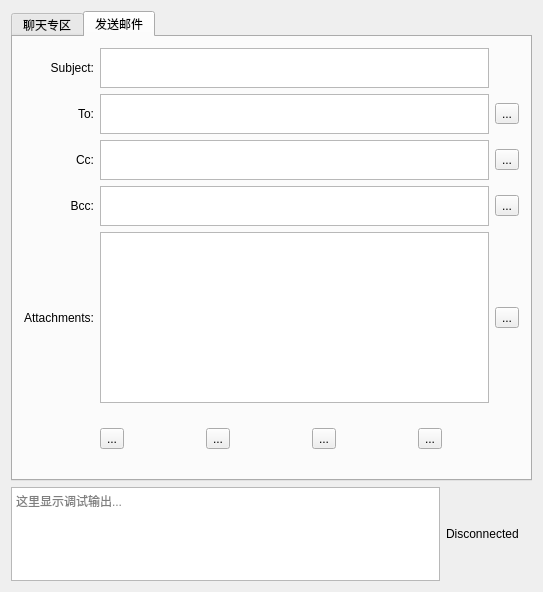
The window that t1wrenchmainwindow.ui (baohaojun/system-config) describes before a commit, drawn with Qt 5.
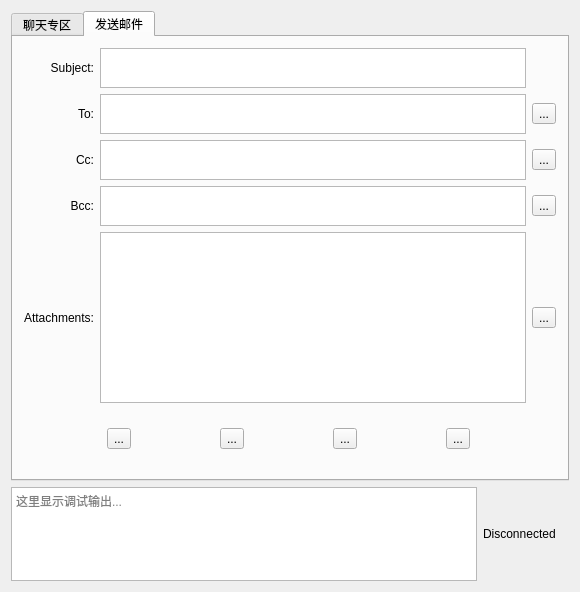
The same window after the commit. The open tabs and pages were chosen to show the change. Icons and pictures are not drawn. Custom widgets are drawn as their Qt base class.

Commit message: fix mail icons

Patch:
```diff
--- a/t1wrenchmainwindow.ui
+++ b/t1wrenchmainwindow.ui
@@ -6,7 +6,7 @@
    <rect>
     <x>0</x>
     <y>0</y>
-    <width>543</width>
+    <width>580</width>
     <height>592</height>
    </rect>
   </property>
```
Left out of the diff: 34 changed lines with no effect on the pictures. The commit also changes 2 other files.
